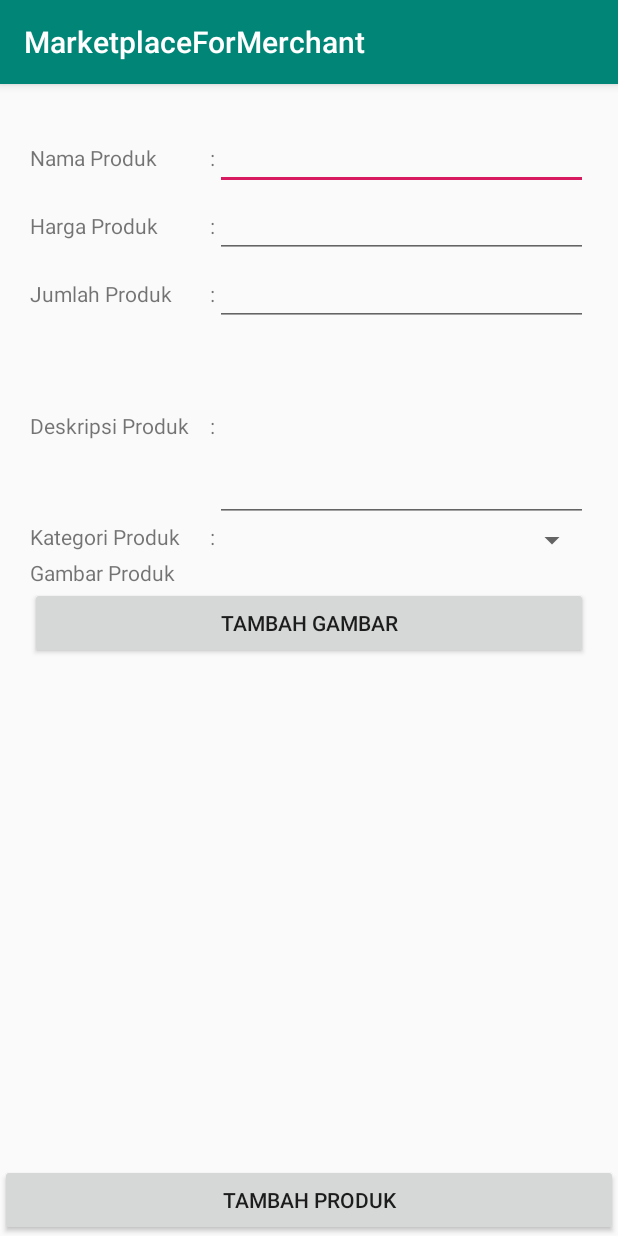
After one commit to ArmandDitto/MarketplaceMerchant, an Android app: the TambahProductActivity screen opened directly, with no data from a screen before it, on a phone screen of 412 x 824 dp. The commit adds this screen. Run offline under Robolectric (Android 15) with nearby library versions, the phone set to English and light mode, and no system bars; our stand-ins replace Volley; network calls fail.

Commit message:
Menampilkan daftar produk pada Spinner TambahProductActivity

```diff
--- a/app/src/main/AndroidManifest.xml
+++ b/app/src/main/AndroidManifest.xml
@@ -12,7 +12,8 @@
         android:roundIcon="@mipmap/ic_launcher_round"
         android:supportsRtl="true"
         android:theme="@style/AppTheme">
-        <activity android:name=".DeskripsiProductActivity"></activity>
+        <activity android:name=".TambahProductActivity"></activity>
+        <activity android:name=".DeskripsiProductActivity" />
         <activity android:name=".DaftarProductActivity">
             <intent-filter>
                 <action android:name="android.intent.action.MAIN" />
--- /dev/null
+++ b/app/src/main/java/com/ditto/training/marketplaceformerchant/TambahProductActivity.java
@@ -0,0 +1,180 @@
+package com.ditto.training.marketplaceformerchant;
+
+import androidx.appcompat.app.AppCompatActivity;
+
+import android.os.Bundle;
+import android.util.Log;
+import android.view.View;
+import android.widget.AdapterView;
+import android.widget.Button;
+import android.widget.EditText;
+import android.widget.ImageView;
+import android.widget.Spinner;
+import android.widget.Toast;
+
+import com.android.volley.AuthFailureError;
+import com.android.volley.Request;
+import com.android.volley.RequestQueue;
+import com.android.volley.Response;
+import com.android.volley.VolleyError;
+import com.android.volley.toolbox.JsonObjectRequest;
+import com.android.volley.toolbox.StringRequest;
+import com.android.volley.toolbox.Volley;
+import com.ditto.training.marketplaceformerchant.R;
+import com.ditto.training.marketplaceformerchant.adapter.CategoriesAdapter;
+import com.ditto.training.marketplaceformerchant.model.Category;
+import com.google.gson.Gson;
+
+import org.json.JSONArray;
+import org.json.JSONException;
+import org.json.JSONObject;
+
+import java.util.ArrayList;
+import java.util.Hashtable;
+import java.util.Map;
+
+public class TambahProductActivity extends AppCompatActivity implements AdapterView.OnItemSelectedListener {
+
+    EditText etNamaProduk, etHargaProduk, etJumlahProduk, etDeskripsiProduk;
+    Button buttonAddProduct, btnAddImage;
+    ImageView ivAddImage;
+    ArrayList<Category> categories;
+    Spinner spinnerCategory;
+    CategoriesAdapter categoriesAdapter;
+    RequestQueue requestQueueku;
+    String productName, productPrice, productQty, productDesc, merchantId, categoryId;
+
+    @Override
+    protected void onCreate(Bundle savedInstanceState) {
+        super.onCreate(savedInstanceState);
+        setContentView(R.layout.activity_tambah_product);
+
+        requestQueueku = Volley.newRequestQueue(getApplicationContext());
+
+        etNamaProduk = findViewById(R.id.et_nama_produk);
+        etHargaProduk = findViewById(R.id.et_harga_produk);
+        etJumlahProduk = findViewById(R.id.et_jumlah_produk);
+        etDeskripsiProduk = findViewById(R.id.et_deskripsi_produk);
+
+        btnAddImage = findViewById(R.id.button_add_image);
+        buttonAddProduct = findViewById(R.id.button_add);
+
+        ivAddImage = findViewById(R.id.iv_add_image);
+
+        spinnerCategory = findViewById(R.id.spinner_kategori);
+        categories = new ArrayList<>();
+        categoriesAdapter = new CategoriesAdapter();
+        spinnerCategory.setAdapter(categoriesAdapter);
+        spinnerCategory.setOnItemSelectedListener(this);
+        getAllCategories();
+
+        buttonAddProduct.setOnClickListener(new View.OnClickListener() {
+            @Override
+            public void onClick(View v) {
+                productName = etNamaProduk.getText().toString();
+                productPrice = etHargaProduk.getText().toString();
+                productQty = etJumlahProduk.getText().toString();
+                productDesc = etDeskripsiProduk.getText().toString();
+                merchantId = "1";
+                categoryId = "1";
+                VolleyLoad();
+            }
+        });
+    }
+
+    private void findView(){
+
+    }
+
+    private void getAllCategories() {
+        String url = "http://210.210.154.65:4444/api/categories";
+
+        JsonObjectRequest listCatReq = new JsonObjectRequest(Request.Method.GET, url, null,
+                new Response.Listener<JSONObject>() {
+                    @Override
+                    public void onResponse(JSONObject response) {
+                        // handle response
+                        try {
+                            JSONArray data = response.getJSONArray("data");
+                            for(int i=0;i<data.length();i++){
+                                Gson gson = new Gson();
+                                Category category = gson.fromJson(data.getJSONObject(i).toString(),Category.class);
+                                categories.add(category);
+                            }
+
+                            categoriesAdapter.addData(categories);
+                            categoriesAdapter.notifyDataSetChanged();
+                            Toast.makeText(getApplicationContext(),String.valueOf(categoriesAdapter.getCount()),Toast.LENGTH_LONG).show();
+
+                        }
+                        catch (JSONException e){
+                            e.printStackTrace();
+                        }
+
+                    }
+                },
+                new Response.ErrorListener() {
+                    @Override
+                    public void onErrorResponse(VolleyError error) {
+                        error.printStackTrace();
+                    }
+                });
+
+
+        requestQueueku.add(listCatReq);
+    }
+
+    private void VolleyLoad(){
+        String url = "http://210.210.154.65:4444/api/products/";
+
+        final StringRequest stringRequest = new StringRequest(Request.Method.POST, url,
+            new Response.Listener<String>() {
+                @Override
+                public void onResponse(String response) {
+                    Log.d("response :", response);
+                    try{
+                        JSONObject jsonObject = new JSONObject(response);
+                        Log.i("response :", response);
+                    } catch (JSONException e) {
+                        e.printStackTrace();
+                    }
+                    Toast.makeText(getApplicationContext(), "Berhasil ditambah", Toast.LENGTH_SHORT).show();
+                }
+            },
+            new Response.ErrorListener() {
+                @Override
+                public void onErrorResponse(VolleyError error) {
+                    error.printStackTrace();
+                    Toast.makeText(getApplicationContext(), "Gagal ditambahkan", Toast.LENGTH_LONG).show();
+                }
+            }){
+            @Override
+            protected Map<String,String> getParams() throws AuthFailureError {
+                Map<String, String> data = new Hashtable<String, String>();
+
+                data.put("productName", productName);
+                data.put("productPrice", productDesc);
+                data.put("productQty", productQty);
+                data.put("productDesc", productDesc);
+                data.put("categoryId", categoryId);
+                data.put("merchantId", merchantId);
+                return data;
+            }
+        };
+        {
+            RequestQueue requestQueue = Volley.newRequestQueue(this);
+            requestQueue.add(stringRequest);
+        }
+    }
+
+
+    @Override
+    public void onItemSelected(AdapterView<?> parent, View view, int position, long id) {
+        this.categoryId = String.valueOf(categoriesAdapter.getItemId(position));
+    }
+
+    @Override
+    public void onNothingSelected(AdapterView<?> parent) {
+
+    }
+}
--- /dev/null
+++ b/app/src/main/res/drawable/ic_add_white_24dp.xml
@@ -0,0 +1,5 @@
+<vector android:height="24dp" android:tint="#FFFFFF"
+    android:viewportHeight="24.0" android:viewportWidth="24.0"
+    android:width="24dp" xmlns:android="http://schemas.android.com/apk/res/android">
+    <path android:fillColor="#FF000000" android:pathData="M19,13h-6v6h-2v-6H5v-2h6V5h2v6h6v2z"/>
+</vector>
--- /dev/null
+++ b/app/src/main/res/layout/activity_tambah_product.xml
@@ -0,0 +1,142 @@
+<?xml version="1.0" encoding="utf-8"?>
+<androidx.constraintlayout.widget.ConstraintLayout xmlns:android="http://schemas.android.com/apk/res/android"
+    xmlns:app="http://schemas.android.com/apk/res-auto"
+    xmlns:tools="http://schemas.android.com/tools"
+    android:layout_width="match_parent"
+    android:layout_height="match_parent"
+    android:orientation="vertical"
+    tools:context=".TambahProductActivity">
+    <ScrollView xmlns:android="http://schemas.android.com/apk/res/android"
+        android:layout_height="wrap_content"
+        android:layout_width="match_parent"
+        android:paddingTop="25dp"
+        android:paddingRight="20dp"
+        android:paddingLeft="20dp"
+        app:layout_constraintTop_toTopOf="parent"
+        app:layout_constraintRight_toRightOf="parent"
+        app:layout_constraintLeft_toLeftOf="parent">
+        <androidx.appcompat.widget.LinearLayoutCompat
+            android:layout_width="match_parent"
+            android:layout_height="match_parent"
+            android:orientation="vertical">
+            <LinearLayout
+                android:layout_width="match_parent"
+                android:layout_height="wrap_content"
+                android:orientation="horizontal">
+                <TextView
+                    android:layout_width="120dp"
+                    android:layout_height="wrap_content"
+                    android:text="Nama Produk"/>
+                <TextView
+                    android:layout_width="wrap_content"
+                    android:layout_height="wrap_content"
+                    android:text=":"/>
+                <EditText
+                    android:id="@+id/et_nama_produk"
+                    android:layout_width="match_parent"
+                    android:layout_height="wrap_content"/>
+            </LinearLayout> <!--Nama Produk-->
+            <LinearLayout
+                android:layout_width="match_parent"
+                android:layout_height="wrap_content"
+                android:orientation="horizontal">
+                <TextView
+                    android:layout_width="120dp"
+                    android:layout_height="wrap_content"
+                    android:text="Harga Produk"/>
+                <TextView
+                    android:layout_width="wrap_content"
+                    android:layout_height="wrap_content"
+                    android:text=":" />
+                <EditText
+                    android:id="@+id/et_harga_produk"
+                    android:layout_width="match_parent"
+                    android:layout_height="wrap_content"
+                    android:inputType="number"/>
+            </LinearLayout> <!--Harga Produk-->
+            <LinearLayout
+                android:layout_width="match_parent"
+                android:layout_height="wrap_content"
+                android:orientation="horizontal">
+                <TextView
+                    android:layout_width="120dp"
+                    android:layout_height="wrap_content"
+                    android:text="Jumlah Produk"/>
+                <TextView
+                    android:layout_width="wrap_content"
+                    android:layout_height="wrap_content"
+                    android:text=":"/>
+                <EditText
+                    android:id="@+id/et_jumlah_produk"
+                    android:layout_width="match_parent"
+                    android:layout_height="wrap_content"
+                    android:inputType="number"/>
+            </LinearLayout> <!--Jumlah Produk-->
+            <LinearLayout
+                android:layout_width="match_parent"
+                android:layout_height="wrap_content"
+                android:orientation="horizontal">
+                <TextView
+                    android:layout_width="120dp"
+                    android:layout_height="wrap_content"
+                    android:text="Deskripsi Produk"/>
+                <TextView
+                    android:layout_width="wrap_content"
+                    android:layout_height="wrap_content"
+                    android:text=":"/>
+                <EditText
+                    android:id="@+id/et_deskripsi_produk"
+                    android:layout_width="match_parent"
+                    android:layout_height="wrap_content"
+                    android:lines="5"/>
+            </LinearLayout> <!--Deskripsi Produk-->
+            <LinearLayout
+                android:layout_width="match_parent"
+                android:layout_height="wrap_content"
+                android:orientation="horizontal">
+                <TextView
+                    android:layout_width="120dp"
+                    android:layout_height="wrap_content"
+                    android:text="Kategori Produk"/>
+                <TextView
+                    android:layout_width="wrap_content"
+                    android:layout_height="wrap_content"
+                    android:text=":"/>
+                <androidx.appcompat.widget.AppCompatSpinner
+                    android:id="@+id/spinner_kategori"
+                    android:layout_width="match_parent"
+                    android:layout_height="wrap_content"/>
+            </LinearLayout> <!--Kategori Produk-->
+            <LinearLayout
+                android:layout_width="match_parent"
+                android:layout_height="wrap_content"
+                android:orientation="vertical">
+                <TextView
+                    android:layout_width="120dp"
+                    android:layout_height="wrap_content"
+                    android:text="Gambar Produk"/>
+                <Button
+                    android:id="@+id/button_add_image"
+                    android:layout_width="match_parent"
+                    android:layout_height="wrap_content"
+                    android:text="Tambah Gambar"/>
+                <ImageView
+                    android:id="@+id/iv_add_image"
+                    android:layout_width="match_parent"
+                    android:layout_height="wrap_content"/>
+            </LinearLayout> <!--Gambar Produk-->
+        </androidx.appcompat.widget.LinearLayoutCompat>
+    </ScrollView>
+
+    <LinearLayout
+        android:layout_width="match_parent"
+        android:layout_height="match_parent">
+        <Button
+            android:id="@+id/button_add"
+            android:layout_width="match_parent"
+            android:layout_height="wrap_content"
+            android:layout_gravity="bottom"
+            android:text="Tambah Produk"/><!--Button Add-->
+    </LinearLayout>
+
+</androidx.constraintlayout.widget.ConstraintLayout>
```
Also changed, not shown: app/src/main/java/com/ditto/training/marketplaceformerchant/DaftarProductActivity.java (+14 -0 lines), app/src/main/java/com/ditto/training/marketplaceformerchant/adapter/CategoriesAdapter.java (added, +48 -0 lines), app/src/main/java/com/ditto/training/marketplaceformerchant/model/Category.java (+10 -6 lines), app/src/main/java/com/ditto/training/marketplaceformerchant/model/Product.java (+46 -31 lines), app/src/main/res/layout/activity_daftar_produk.xml (+10 -0 lines), app/src/main/res/layout/category_dropdown_item.xml (added, +14 -0 lines).
